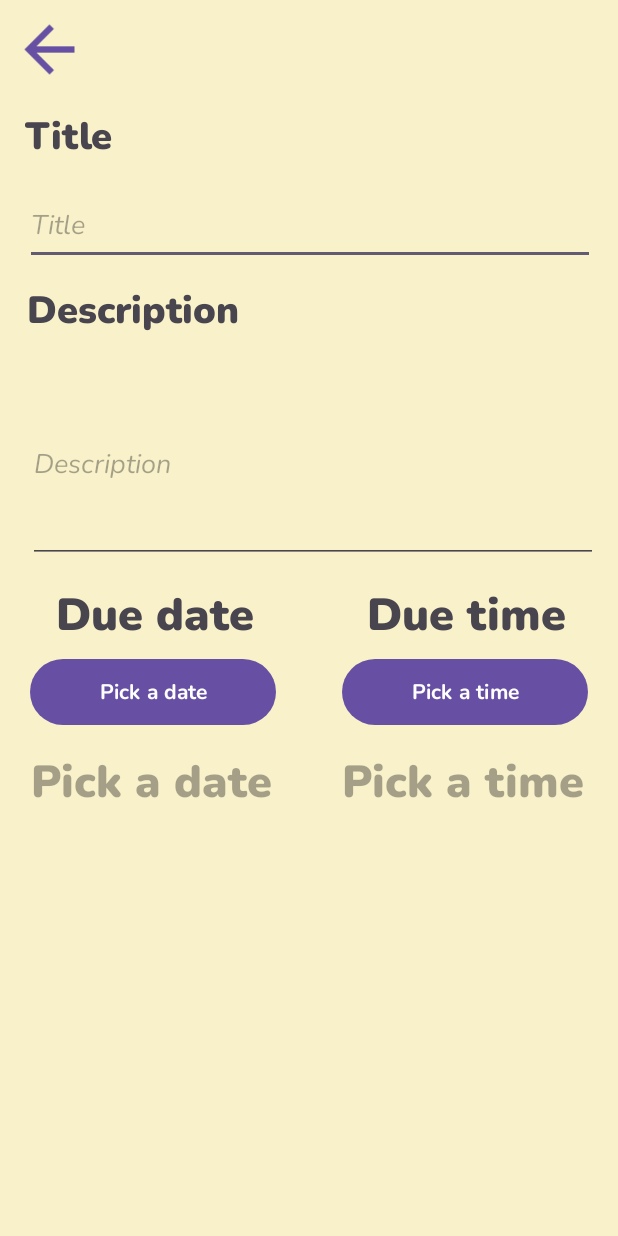
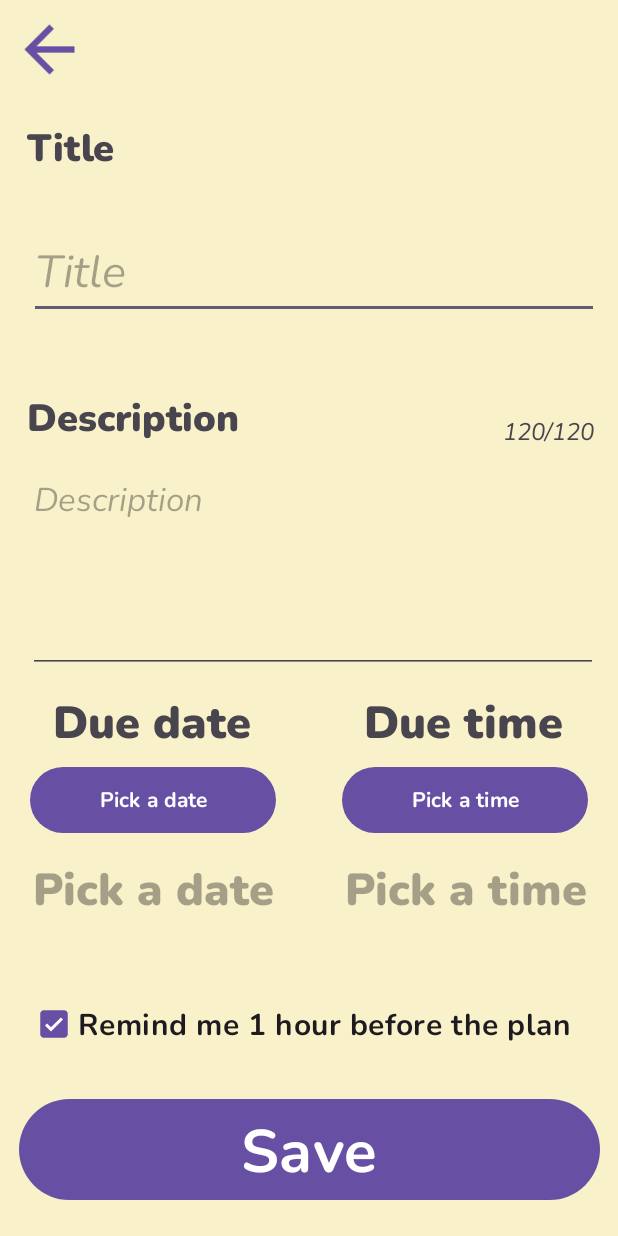
Before and after one commit to nojusbr/Travelta, an Android app: the screen it shows after launch (PlanCreator), after a tap on an icon or button, on a phone screen of 412 x 824 dp. Run offline under Robolectric (Android 15) with nearby library versions, the light colour scheme and no system bars.

Commit message:
Changes, additions and fixes
[Plan Creating]
-Fully developed plan creating system. Enter title, description, date, time and optionally set a reminder.

[Saving]
Added saving functionality. Expect a plan loading functionality in the near future

[Fixes]
-Various bug fixes, small adjustments, QOL adittion

2025-01-24

```diff
--- a/app/src/main/java/com/example/travel_organiser/MainMenu.kt
+++ b/app/src/main/java/com/example/travel_organiser/MainMenu.kt
@@ -1,9 +1,18 @@
 package com.example.travel_organiser
 
 import android.content.Intent
+import android.graphics.Color
+import android.graphics.Typeface
 import android.os.Bundle
+import android.widget.TextView
+import androidx.activity.enableEdgeToEdge
 import androidx.appcompat.app.AppCompatActivity
+import androidx.core.content.res.ResourcesCompat
+import androidx.core.view.WindowInsetsCompat
+import androidx.core.view.ViewCompat
 import com.example.travel_organiser.databinding.ActivityMainMenuBinding
+import com.google.gson.Gson
+import com.google.gson.reflect.TypeToken
 
 class MainMenu : AppCompatActivity() {
 
@@ -11,13 +20,40 @@ class MainMenu : AppCompatActivity() {
 
     override fun onCreate(savedInstanceState: Bundle?) {
         super.onCreate(savedInstanceState)
+        enableEdgeToEdge()
+        setContentView(R.layout.activity_main_menu)
 
         binding = ActivityMainMenuBinding.inflate(layoutInflater)
         setContentView(binding.root)
 
-        setSupportActionBar(binding.toolbar)
+        val backgroundColor = resources.getColor(R.color.backgroundColor)
 
-        binding.fab.setOnClickListener { view ->
+        // Matching the status bar and navigation bar colors with the background color
+        window.navigationBarColor = backgroundColor
+        window.statusBarColor = backgroundColor
+
+        // Set up the toolbar as the support ActionBar
+        setSupportActionBar(binding.toolbarTop)
+
+        // Set the title
+        supportActionBar?.title = "Welcome back!"
+
+        // Load the custom font
+        val customFont: Typeface? = ResourcesCompat.getFont(this, R.font.nunito_bolditalic)
+
+        // Find the title TextView inside the Toolbar
+        for (i in 0 until binding.toolbarTop.childCount) {
+            val view = binding.toolbarTop.getChildAt(i)
+            if (view is TextView && view.text == "Welcome back!") {
+                // Apply the custom font to the Toolbar title
+                view.typeface = customFont
+                view.textSize = 32f
+                break
+            }
+        }
+
+        // Floating Action Button click listener
+        binding.fab.setOnClickListener {
             val intent = Intent(this, PlanCreator::class.java)
             startActivity(intent)
         }
--- /dev/null
+++ b/app/src/main/java/com/example/travel_organiser/Plan.kt
@@ -0,0 +1,9 @@
+package com.example.travel_organiser
+
+data class Plan(
+    val title: String,
+    val description: String,
+    val date: String,
+    val time: String,
+    val isReminderChecked: Boolean
+)
--- a/app/src/main/java/com/example/travel_organiser/PlanCreator.kt
+++ b/app/src/main/java/com/example/travel_organiser/PlanCreator.kt
@@ -5,18 +5,24 @@ import android.app.DatePickerDialog
 import android.app.TimePickerDialog
 import android.content.Context
 import android.content.Intent
+import android.graphics.Color
 import android.os.Build
 import android.os.Bundle
+import android.text.Editable
+import android.text.TextWatcher
 import android.widget.Button
+import android.widget.CheckBox
 import android.widget.EditText
-import android.widget.LinearLayout
 import android.widget.TextView
 import android.widget.TimePicker
+import android.widget.Toast
 import androidx.activity.enableEdgeToEdge
 import androidx.annotation.RequiresApi
 import androidx.appcompat.app.AppCompatActivity
 import androidx.core.view.ViewCompat
 import androidx.core.view.WindowInsetsCompat
+import com.google.gson.Gson
+import com.google.gson.reflect.TypeToken
 
 class PlanCreator : AppCompatActivity() {
     private val sharedPreferencesName = "TravelPlan"
@@ -36,17 +42,31 @@ class PlanCreator : AppCompatActivity() {
             insets
         }
 
+        // Matching the status bar and navigation bar colors with the background color
+        val backgroundColor = resources.getColor(R.color.backgroundColor)
+        window.navigationBarColor = backgroundColor
+        window.statusBarColor = backgroundColor
+
         // Views
         val backBtn: Button = findViewById(R.id.back_btn)
         val timeBtn: Button = findViewById(R.id.plan_time_btn)
         val dateBtn: Button = findViewById(R.id.plan_date_btn)
+        val saveBtn: Button = findViewById(R.id.save_plan_btn)
 
-        var planTimeTv: TextView = findViewById(R.id.plan_time_tv)
-        var planDateTv: TextView = findViewById(R.id.plan_date_tv)
+        val planTimeTv: TextView = findViewById(R.id.plan_time_tv)
+        val planDateTv: TextView = findViewById(R.id.plan_date_tv)
+        val planLetterLimTv: TextView = findViewById(R.id.plan_letterLim_tv)
+
+        val planTitleEditable: EditText = findViewById(R.id.plan_title_edt)
+        val planDescEditable: EditText = findViewById(R.id.plan_desc_edt)
+
+        val reminderCheckbox: CheckBox = findViewById(R.id.reminder_chkbx)
+
+        val maxChars = 120
 
         // Date Picker Listener
         val datePickerDialogListener =
-            DatePickerDialog.OnDateSetListener { view, year, monthOfYear, dayOfMonth ->
+            DatePickerDialog.OnDateSetListener { _, year, monthOfYear, dayOfMonth ->
                 val formattedDate = "${dayOfMonth}/${monthOfYear + 1}/$year"
                 planDateTv.text = formattedDate
             }
@@ -59,6 +79,7 @@ class PlanCreator : AppCompatActivity() {
                         minute < 10 -> {
                             "${hourOfDay}:0${minute}"
                         }
+
                         else -> {
                             "${hourOfDay}:${minute}"
                         }
@@ -66,6 +87,19 @@ class PlanCreator : AppCompatActivity() {
                     planTimeTv.text = formattedTime
                 }
             }
+
+        planDescEditable.addTextChangedListener(object : TextWatcher {
+            override fun beforeTextChanged(s: CharSequence?, start: Int, count: Int, after: Int) {}
+
+            override fun onTextChanged(s: CharSequence?, start: Int, before: Int, count: Int) {
+                val remainingChars = maxChars - (s?.length ?: 0)
+                planLetterLimTv.text = "$remainingChars/120"
+                if (remainingChars <= 0) planLetterLimTv.setTextColor(Color.RED)
+                else planLetterLimTv.setTextColor(Color.DKGRAY)
+            }
+
+            override fun afterTextChanged(s: Editable?) {}
+        })
 
         // Set up Time Button click listener
         timeBtn.setOnClickListener {
@@ -97,136 +131,36 @@ class PlanCreator : AppCompatActivity() {
             startActivity(intent)
         }
 
-        // Commented code for later use:
-        /*
-        //var index: Int
-        //val addBtn: Button = findViewById(R.id.add_btn)
-        //val delBtn: Button = findViewById(R.id.del_btn)
-        //val enterPlan: EditText = findViewById(R.id.enterPlan)
-        val backBtn: Button = findViewById(R.id.back_btn)
-        val timeBtn: Button = findViewById(R.id.plan_time_btn)
-        val dateBtn: Button = findViewById(R.id.plan_date_btn)
-        //val linearLayout: LinearLayout = findViewById(R.id.linearLayout)
+        saveBtn.setOnClickListener {
+            val title = planTitleEditable.text.toString()
+            val description = planDescEditable.text.toString()
+            val date = planDateTv.text.toString()
+            val time = planTimeTv.text.toString()
+            val isReminderChecked = reminderCheckbox.isChecked
 
-        var planTimeTv: TextView = findViewById(R.id.plan_time_tv)
-        var planDateTv: TextView = findViewById(R.id.plan_date_tv)
-
-        val formatter = DateTimeFormatter.ofPattern("yyyy-MM-dd HH:mm")
-        val current = LocalDateTime.now().format(formatter)
-
-        val savedPlans = loadPlans()
-        savedPlans.forEachIndexed { i, plan ->
-            addPlanToLayout(linearLayout, plan, i + 1)
-        }
-        index = savedPlans.size + 1
-
-        val datePickerDialogListener =
-            DatePickerDialog.OnDateSetListener { view, year, monthOfYear, dayOfMonth ->
-                val formattedDate = "${dayOfMonth}/${monthOfYear + 1}/$year"
-                planDateTv.text = formattedDate
+            if (title.isNotBlank() && description.isNotBlank() && date.isNotBlank() && time.isNotBlank()) {
+                val plan = Plan(title, description, date, time, isReminderChecked)
+                savePlan(plan)
+            } else {
+                Toast.makeText(this, "Please fill in all fields", Toast.LENGTH_SHORT).show()
             }
 
-        val timePickerDialogListener: TimePickerDialog.OnTimeSetListener =
-            object : TimePickerDialog.OnTimeSetListener {
-                override fun onTimeSet(view: TimePicker?, hourOfDay: Int, minute: Int) {
-                    val formattedTime: String = when {
-                        minute < 10 -> {
-                            "${hourOfDay}:0${minute}"
-                        }
-                        else -> {
-                            "${hourOfDay}:${minute}"
-                        }
-                    }
-                    planTimeTv.text = formattedTime
-                }
-            }
-
-        addBtn.setOnClickListener {
-            val enterPlanText = enterPlan.text.toString()
-            if (enterPlanText.isNotBlank()) {
-                addPlanToLayout(linearLayout, enterPlanText, index)
-                savePlan(enterPlanText)
-                index++
-                enterPlan.text.clear()
-            } else {
-                showDialog("Alert", "Enter a plan", "OK")
-            }
         }
 
-        delBtn.setOnClickListener {
-            val childCount = linearLayout.childCount
-            if (childCount > 0) {
-                linearLayout.removeViewAt(childCount - 1)
-                removeLastPlan()
-                if (index > 1) index--
-            } else {
-                showDialog("Alert", "There are no plans to delete", "OK")
-            }
-        }
+    }
 
-        backBtn.setOnClickListener {
-            val intent = Intent(this, MainMenu::class.java)
-            startActivity(intent)
-        }
-        */
+    private fun savePlan(plan: Plan) {
+        val sharedPref = getSharedPreferences("Plans", Context.MODE_PRIVATE)
+        val editor = sharedPref.edit()
+        editor.putString("title", plan.title)
+        editor.putString("description", plan.description)
+        editor.putString("date", plan.date)
+        editor.putString("time", plan.time)
+        editor.putBoolean("isReminderChecked", plan.isReminderChecked)
+        editor.apply()
 
-        /*
-        private fun addPlanToLayout(linearLayout: LinearLayout, plan: String, index: Int) {
-            val newPlanText = TextView(this)
-            newPlanText.text = "$index. $plan"
-            newPlanText.setTextSize(TypedValue.COMPLEX_UNIT_SP, 30f)
-            newPlanText.typeface = Typeface.create("sans-serif", Typeface.NORMAL)
+        Toast.makeText(this, "Plan saved successfully", Toast.LENGTH_SHORT).show()
+        finish()
+    }
 
-            newPlanText.alpha = 0f
-            newPlanText.animate().alpha(1f).setDuration(200).start()
-
-            linearLayout.addView(newPlanText)
-        }
-
-        private fun savePlan(plan: String) {
-            val sharedPreferences = getSharedPreferences(sharedPreferencesName, Context.MODE_PRIVATE)
-            val existingPlans = loadPlans().toMutableList()
-            existingPlans.add(plan)
-            sharedPreferences.edit().putString(plansKey, Gson().toJson(existingPlans)).apply()
-        }
-
-        private fun removeLastPlan() {
-            val sharedPreferences = getSharedPreferences(sharedPreferencesName, Context.MODE_PRIVATE)
-            val existingPlans = loadPlans().toMutableList()
-            if (existingPlans.isNotEmpty()) {
-                existingPlans.removeAt(existingPlans.size - 1)
-                sharedPreferences.edit().putString(plansKey, Gson().toJson(existingPlans)).apply()
-            }
-        }
-
-        private fun loadPlans(): List<String> {
-            val sharedPreferences = getSharedPreferences(sharedPreferencesName, Context.MODE_PRIVATE)
-            val json = sharedPreferences.getString(plansKey, "[]")
-            val type = object : TypeToken<List<String>>() {}.type
-            return Gson().fromJson(json, type)
-        }
-
-        private fun showDialog(
-            title: String,
-            message: String,
-            positiveButtonText: String = "OK",
-            positiveButtonAction: (() -> Unit)? = null,
-            negativeButtonText: String? = null,
-            negativeButtonAction: (() -> Unit)? = null
-        ) {
-            val alertDialog = AlertDialog.Builder(this).setTitle(title).setMessage(message)
-                .setPositiveButton(positiveButtonText) { dialog, _ ->
-                    dialog.dismiss()
-                    positiveButtonAction?.invoke()
-                }
-            if (negativeButtonText != null) {
-                alertDialog.setNegativeButton(negativeButtonText) { dialog, _ ->
-                    dialog.dismiss()
-                    negativeButtonAction?.invoke()
-                }
-            }
-            alertDialog.create().show()
-        }
-        */
-    }
 }
--- a/app/src/main/res/layout/activity_main_menu.xml
+++ b/app/src/main/res/layout/activity_main_menu.xml
@@ -4,7 +4,7 @@
     xmlns:tools="http://schemas.android.com/tools"
     android:layout_width="match_parent"
     android:layout_height="match_parent"
-    android:background="#F8F1C9"
+    android:background="@color/backgroundColor"
     android:fitsSystemWindows="true"
     tools:context=".MainMenu">
 
@@ -15,10 +15,15 @@
         android:fitsSystemWindows="true">
 
         <com.google.android.material.appbar.MaterialToolbar
-            android:id="@+id/toolbar"
+            android:id="@+id/toolbar_top"
             android:layout_width="match_parent"
             android:layout_height="?attr/actionBarSize"
-            android:background="#F8F1C9" />
+            android:background="@color/backgroundColor"
+            android:title="@string/welcome_back"
+            android:titleTextColor="#000"
+            android:paddingStart="16dp"
+            android:paddingEnd="16dp"
+            android:elevation="4dp" />
 
     </com.google.android.material.appbar.AppBarLayout>
 
@@ -27,9 +32,11 @@
         android:layout_width="wrap_content"
         android:layout_height="wrap_content"
         android:layout_gravity="bottom|end"
-        android:layout_marginEnd="@dimen/fab_margin"
-        android:layout_marginBottom="16dp"
+        android:layout_marginEnd="16dp"
+        android:layout_marginBottom="70dp"
+        android:background="#000000"
         app:fabSize="normal"
-        app:srcCompat="@android:drawable/ic_menu_add" />
+        app:srcCompat="@android:drawable/ic_menu_add"
+        android:elevation="6dp" />
 
 </androidx.coordinatorlayout.widget.CoordinatorLayout>
--- a/app/src/main/res/layout/activity_plan_creator.xml
+++ b/app/src/main/res/layout/activity_plan_creator.xml
@@ -6,6 +6,8 @@
     android:layout_width="match_parent"
     android:layout_height="match_parent"
     android:background="#F8F1C9"
+    android:textDirection="firstStrongLtr"
+    android:visibility="visible"
     tools:context=".PlanCreator">
 
     <Button
@@ -19,45 +21,33 @@
         app:layout_constraintTop_toTopOf="parent" />
 
     <EditText
-        android:id="@+id/plan_name_edt"
+        android:id="@+id/plan_title_edt"
         android:layout_width="380dp"
         android:layout_height="53dp"
-        android:layout_marginTop="8dp"
+        android:layout_marginTop="36dp"
         android:ems="10"
         android:fontFamily="@font/nunito_italic"
         android:hint="Title"
         android:inputType="text"
+        android:maxLength="20"
+        android:textSize="30sp"
         app:layout_constraintEnd_toEndOf="parent"
-        app:layout_constraintHorizontal_bias="0.516"
+        app:layout_constraintHorizontal_bias="0.612"
         app:layout_constraintStart_toStartOf="parent"
         app:layout_constraintTop_toBottomOf="@+id/plan_name_tv" />
-
-    <EditText
-        android:id="@+id/plan_desc_edt"
-        android:layout_width="380dp"
-        android:layout_height="132dp"
-        android:layout_marginTop="12dp"
-        android:ems="10"
-        android:fontFamily="@font/nunito_italic"
-        android:hint="Description"
-        android:inputType="text"
-        app:layout_constraintEnd_toEndOf="parent"
-        app:layout_constraintHorizontal_bias="0.58"
-        app:layout_constraintStart_toStartOf="parent"
-        app:layout_constraintTop_toBottomOf="@+id/plan_desc_tv" />
 
     <TextView
         android:id="@+id/plan_name_tv"
         android:layout_width="380dp"
         android:layout_height="43dp"
         android:layout_marginStart="18dp"
-        android:layout_marginTop="72dp"
+        android:layout_marginTop="80dp"
         android:layout_marginEnd="20dp"
         android:fontFamily="@font/nunito_black"
         android:text="Title"
         android:textSize="25sp"
         app:layout_constraintEnd_toEndOf="parent"
-        app:layout_constraintHorizontal_bias="0.285"
+        app:layout_constraintHorizontal_bias="0.0"
         app:layout_constraintStart_toStartOf="parent"
         app:layout_constraintTop_toTopOf="parent" />
 
@@ -65,8 +55,8 @@
         android:id="@+id/plan_time_tv_bold"
         android:layout_width="166dp"
         android:layout_height="47dp"
-        android:layout_marginTop="388dp"
-        android:layout_marginEnd="18dp"
+        android:layout_marginTop="460dp"
+        android:layout_marginEnd="20dp"
         android:fontFamily="@font/nunito_black"
         android:text="Due time"
         android:textAlignment="center"
@@ -79,19 +69,19 @@
         android:layout_width="166dp"
         android:layout_height="47dp"
         android:layout_marginStart="18dp"
-        android:layout_marginTop="388dp"
+        android:layout_marginTop="460dp"
         android:fontFamily="@font/nunito_black"
         android:text="Due date"
         android:textAlignment="center"
         android:textSize="30sp"
         app:layout_constraintEnd_toEndOf="parent"
-        app:layout_constraintHorizontal_bias="0.008"
+        app:layout_constraintHorizontal_bias="0.0"
         app:layout_constraintStart_toStartOf="parent"
         app:layout_constraintTop_toTopOf="parent" />
 
     <TextView
         android:id="@+id/plan_time_tv"
-        android:layout_width="167dp"
+        android:layout_width="164dp"
         android:layout_height="42dp"
         android:layout_marginTop="12dp"
         android:layout_marginEnd="20dp"
@@ -104,7 +94,7 @@
 
     <TextView
         android:id="@+id/plan_date_tv"
-        android:layout_width="162dp"
+        android:layout_width="164dp"
         android:layout_height="42dp"
         android:layout_marginStart="20dp"
         android:layout_marginTop="12dp"
@@ -117,10 +107,10 @@
 
     <TextView
         android:id="@+id/plan_desc_tv"
-        android:layout_width="380dp"
+        android:layout_width="160dp"
         android:layout_height="43dp"
         android:layout_marginStart="18dp"
-        android:layout_marginTop="188dp"
+        android:layout_marginTop="260dp"
         android:fontFamily="@font/nunito_black"
         android:text="Description"
         android:textSize="25sp"
@@ -128,6 +118,20 @@
         app:layout_constraintHorizontal_bias="0.0"
         app:layout_constraintStart_toStartOf="parent"
         app:layout_constraintTop_toTopOf="parent" />
+
+    <TextView
+        android:id="@+id/plan_letterLim_tv"
+        android:layout_width="163dp"
+        android:layout_height="24dp"
+        android:layout_marginBottom="7dp"
+        android:fontFamily="@font/nunito_italic"
+        android:text="120/120"
+        android:textAlignment="textEnd"
+        android:textSize="16sp"
+        app:layout_constraintBottom_toTopOf="@+id/plan_desc_edt"
+        app:layout_constraintEnd_toEndOf="parent"
+        app:layout_constraintHorizontal_bias="0.771"
+        app:layout_constraintStart_toEndOf="@+id/plan_desc_tv" />
 
     <Button
         android:id="@+id/plan_time_btn"
@@ -149,4 +153,49 @@
         app:layout_constraintStart_toStartOf="parent"
         app:layout_constraintTop_toBottomOf="@+id/plan_date_tv_bold" />
 
+    <EditText
+        android:id="@+id/plan_desc_edt"
+        android:layout_width="380dp"
+        android:layout_height="141dp"
+        android:layout_marginTop="4dp"
+        android:ems="10"
+        android:fontFamily="@font/nunito_italic"
+        android:gravity="start|top"
+        android:hint="Description"
+        android:inputType="textMultiLine"
+        android:maxLength="120"
+        android:textSize="22sp"
+        app:layout_constraintEnd_toEndOf="parent"
+        app:layout_constraintHorizontal_bias="0.58"
+        app:layout_constraintStart_toStartOf="parent"
+        app:layout_constraintTop_toBottomOf="@+id/plan_desc_tv" />
+
+    <CheckBox
+        android:id="@+id/reminder_chkbx"
+        android:layout_width="375dp"
+        android:layout_height="50dp"
+        android:layout_marginStart="20dp"
+        android:layout_marginBottom="116dp"
+        android:checked="true"
+        android:fontFamily="@font/nunito_bold"
+        android:text="Remind me 1 hour before the plan"
+        android:textSize="20sp"
+        app:layout_constraintBottom_toBottomOf="parent"
+        app:layout_constraintStart_toStartOf="parent" />
+
+    <Button
+        android:id="@+id/save_plan_btn"
+        android:layout_width="387dp"
+        android:layout_height="75dp"
+        android:layout_marginBottom="20dp"
+        android:fontFamily="@font/nunito_bold"
+        android:text="Save"
+        android:textAlignment="inherit"
+        android:textAllCaps="false"
+        android:textIsSelectable="false"
+        android:textSize="40dp"
+        app:layout_constraintBottom_toBottomOf="parent"
+        app:layout_constraintEnd_toEndOf="parent"
+        app:layout_constraintStart_toStartOf="parent" />
+
 </androidx.constraintlayout.widget.ConstraintLayout>
--- a/app/src/main/res/values/colors.xml
+++ b/app/src/main/res/values/colors.xml
@@ -2,4 +2,6 @@
 <resources>
     <color name="black">#FF000000</color>
     <color name="white">#FFFFFFFF</color>
+    <color name="materialToolbarColor">#4CE062ED</color>
+    <color name="backgroundColor">#F8F1C9</color>
 </resources>
--- a/app/src/main/res/values/strings.xml
+++ b/app/src/main/res/values/strings.xml
@@ -46,4 +46,5 @@
         libero vel nunc consequat, quis tincidunt nisl eleifend. Cras bibendum enim a justo luctus
         vestibulum. Fusce dictum libero quis erat maximus, vitae volutpat diam dignissim.
     </string>
+    <string name="welcome_back">Welcome back</string>
 </resources>
```
